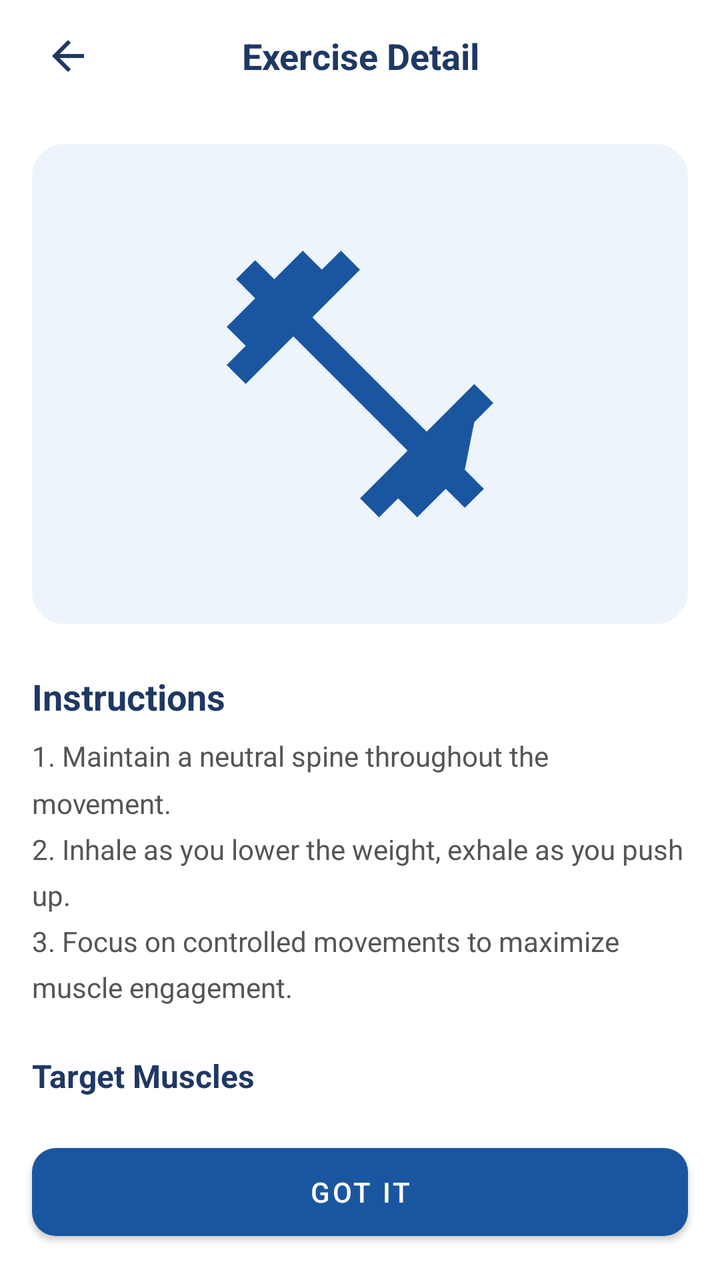
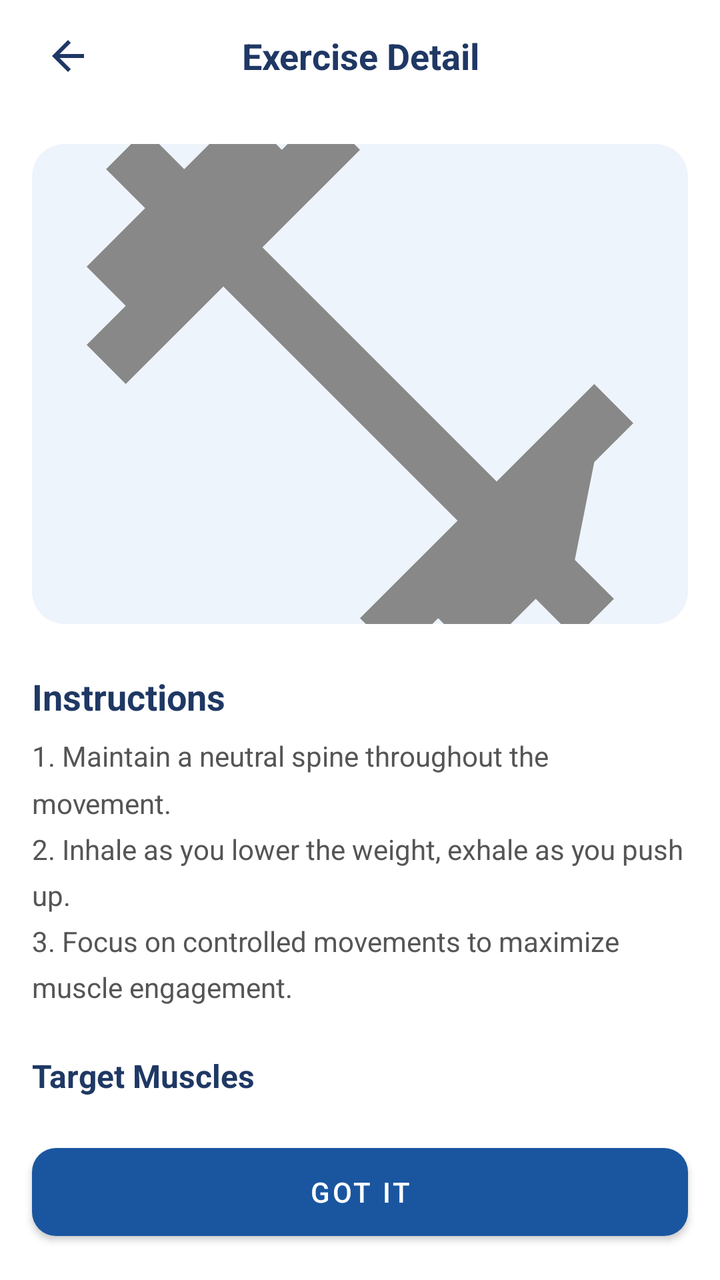

Two renders of the same Android screen: before a commit and after it. Below are the layout's source before the change and the commit's diff.
<!-- AndroidManifest.xml: application theme Theme.FitTrack -->
<!-- res/layout/activity_exercise_detail.xml -->
<?xml version="1.0" encoding="utf-8"?>
<LinearLayout xmlns:android="http://schemas.android.com/apk/res/android"
    xmlns:app="http://schemas.android.com/apk/res-auto"
    android:layout_width="match_parent"
    android:layout_height="match_parent"
    android:background="#FFFFFF"
    android:orientation="vertical">

    
    <LinearLayout
        android:layout_width="match_parent"
        android:layout_height="56dp"
        android:background="#FFFFFF"
        android:gravity="center_vertical"
        android:orientation="horizontal"
        android:paddingStart="16dp"
        android:paddingEnd="16dp">

        <ImageButton
            android:id="@+id/btn_back"
            android:layout_width="36dp"
            android:layout_height="36dp"
            android:background="@null"
            android:src="@drawable/ic_back_arrow_dark" />

        <TextView
            android:id="@+id/tv_exercise_title"
            android:layout_width="0dp"
            android:layout_height="wrap_content"
            android:layout_weight="1"
            android:gravity="center"
            android:text="Exercise Detail"
            android:textColor="#1F3864"
            android:textSize="18sp"
            android:textStyle="bold" />

        <View
            android:layout_width="36dp"
            android:layout_height="36dp" />
    </LinearLayout>

    <androidx.core.widget.NestedScrollView
        android:layout_width="match_parent"
        android:layout_height="0dp"
        android:layout_weight="1">

        <LinearLayout
            android:layout_width="match_parent"
            android:layout_height="wrap_content"
            android:orientation="vertical"
            android:padding="16dp">

            <androidx.cardview.widget.CardView
                android:layout_width="match_parent"
                android:layout_height="240dp"
                app:cardBackgroundColor="#EEF4FB"
                app:cardCornerRadius="16dp"
                app:cardElevation="0dp">

                <ImageView
                    android:id="@+id/iv_exercise_gif"
                    android:layout_width="match_parent"
                    android:layout_height="match_parent"
                    android:padding="40dp"
                    android:src="@drawable/ic_workout"
                    app:tint="#1A56A0" />
            </androidx.cardview.widget.CardView>

            <TextView
                android:layout_width="wrap_content"
                android:layout_height="wrap_content"
                android:layout_marginTop="24dp"
                android:text="Instructions"
                android:textColor="#1F3864"
                android:textSize="18sp"
                android:textStyle="bold" />

            <TextView
                android:id="@+id/tv_instructions"
                android:layout_width="match_parent"
                android:layout_height="wrap_content"
                android:layout_marginTop="8dp"
                android:lineSpacingMultiplier="1.4"
                android:text="1. Maintain a neutral spine throughout the movement.\n2. Inhale as you lower the weight, exhale as you push up.\n3. Focus on controlled movements to maximize muscle engagement."
                android:textColor="#555555"
                android:textSize="14sp" />

            <TextView
                android:layout_width="wrap_content"
                android:layout_height="wrap_content"
                android:layout_marginTop="24dp"
                android:text="Target Muscles"
                android:textColor="#1F3864"
                android:textSize="16sp"
                android:textStyle="bold" />

            <LinearLayout
                android:layout_width="match_parent"
                android:layout_height="wrap_content"
                android:layout_marginTop="8dp"
                android:orientation="horizontal">

                <TextView
                    android:layout_width="wrap_content"
                    android:layout_height="wrap_content"
                    android:background="@drawable/bg_pill_transparent"
                    android:backgroundTint="#EEF4FB"
                    android:paddingStart="12dp"
                    android:paddingTop="4dp"
                    android:paddingEnd="12dp"
                    android:paddingBottom="4dp"
                    android:text="Primary Muscle"
                    android:textColor="#1A56A0"
                    android:textSize="12sp" />
            </LinearLayout>

        </LinearLayout>
    </androidx.core.widget.NestedScrollView>

    <com.google.android.material.button.MaterialButton
        android:id="@+id/btn_got_it"
        android:layout_width="match_parent"
        android:layout_height="56dp"
        android:layout_margin="16dp"
        android:text="Got It"
        android:textColor="@color/white"
        app:backgroundTint="#1A56A0"
        app:cornerRadius="12dp" />

</LinearLayout>
<!-- resources referenced by this layout -->
<resources>
  <color name="white">#FFFFFF</color>
  <!-- drawable bg_pill_transparent (drawable) -->
  <?xml version="1.0" encoding="utf-8"?>
  <shape xmlns:android="http://schemas.android.com/apk/res/android"
      android:shape="rectangle">
      <solid android:color="#33FFFFFF" />
      <corners android:radius="20dp" />
  </shape>
  <!-- drawable ic_back_arrow_dark (drawable) -->
  <vector xmlns:android="http://schemas.android.com/apk/res/android"
      android:width="24dp" android:height="24dp"
      android:viewportWidth="24" android:viewportHeight="24">
      <path android:fillColor="#1F3864"
          android:pathData="M20,11H7.83l5.59,-5.59L12,4l-8,8 8,8 1.41,-1.41L7.83,13H20v-2z"/>
  </vector>
  <!-- drawable ic_workout (drawable) -->
  <?xml version="1.0" encoding="utf-8"?>
  <vector xmlns:android="http://schemas.android.com/apk/res/android"
      android:width="24dp"
      android:height="24dp"
      android:viewportWidth="24"
      android:viewportHeight="24">
      <path
          android:fillColor="#888888"
          android:pathData="M20.57,14.86L22,13.43 20.57,12 17,15.57 8.43,7 12,3.43 10.57,2 9.14,3.43 7.71,2 5.57,4.14 4.14,2.71 2.71,4.14l1.43,1.43L2,7.71l1.43,1.43L2,10.57 3.43,12 7,8.43 15.57,17 12,20.57 13.43,22l1.43,-1.43L16.29,22l2.14,-2.14 1.43,1.43 1.43,-1.43 -1.43,-1.43z" />
  </vector>
  <style name="Theme.FitTrack" parent="Theme.MaterialComponents.DayNight.NoActionBar">
          
          <item name="colorPrimary">@color/primary</item>
          <item name="colorPrimaryDark">@color/primary_dark</item>
          <item name="colorAccent">@color/primary</item>
  
          
          <item name="android:statusBarColor">@color/primary_dark</item>
  
          
          <item name="android:windowBackground">@color/background</item>
  
          
          <item name="colorSurface">@color/surface</item>
          <item name="android:colorBackground">@color/background</item>
      </style>
  <color name="primary">#1A56A0</color>
  <color name="primary_dark">#1F3864</color>
  <color name="background">#F5F5F5</color>
  <color name="surface">#FFFFFF</color>
</resources>

<!-- the commit's change to res/layout/activity_exercise_detail.xml (unified diff, before → after) -->
@@ -61,9 +61,8 @@
                     android:id="@+id/iv_exercise_gif"
                     android:layout_width="match_parent"
                     android:layout_height="match_parent"
-                    android:padding="40dp"
-                    android:src="@drawable/ic_workout"
-                    app:tint="#1A56A0" />
+                    android:scaleType="centerCrop"
+                    android:src="@drawable/ic_workout" />
             </androidx.cardview.widget.CardView>
 
             <TextView
